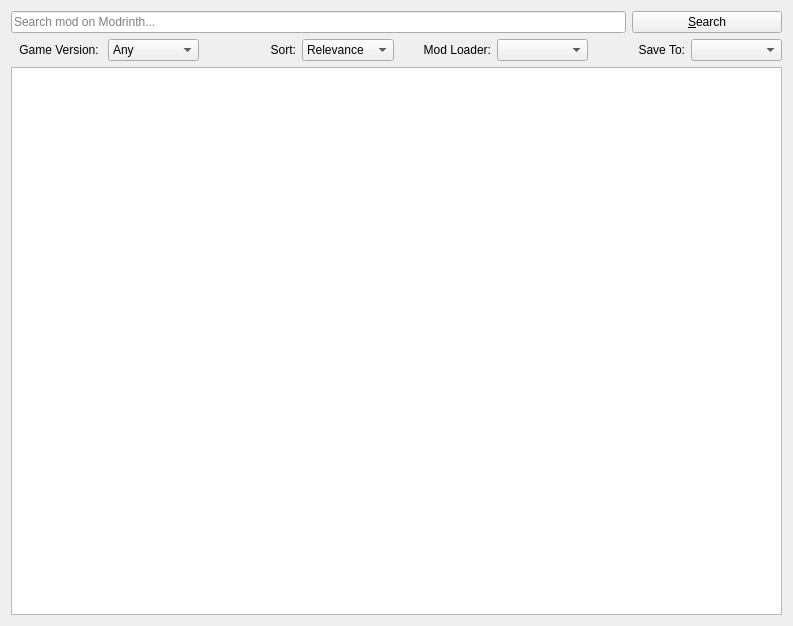
kaniol-lck/modmanager, file src/ui/modrinthmodbrowser.ui: the form before one commit.
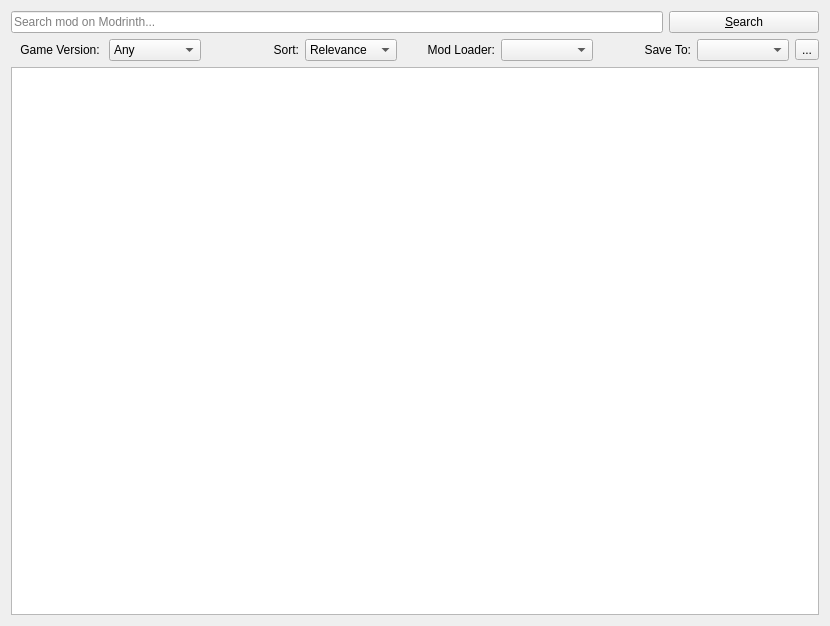
The form after the commit. Icons and pictures are not drawn.

Commit message: add open folder button.

Diff of the .ui file:
```diff
--- a/src/ui/modrinthmodbrowser.ui
+++ b/src/ui/modrinthmodbrowser.ui
@@ -6,7 +6,7 @@
    <rect>
     <x>0</x>
     <y>0</y>
-    <width>793</width>
+    <width>830</width>
     <height>626</height>
    </rect>
   </property>
@@ -140,6 +140,16 @@
      <item>
       <widget class="QComboBox" name="downloadPathSelect"/>
      </item>
+     <item>
+      <widget class="QToolButton" name="openFolderButton">
+       <property name="text">
+        <string>...</string>
+       </property>
+       <property name="icon">
+        <iconset theme="folder"/>
+       </property>
+      </widget>
+     </item>
     </layout>
    </item>
    <item row="2" column="0">
```
The commit also changes 12 other files.
